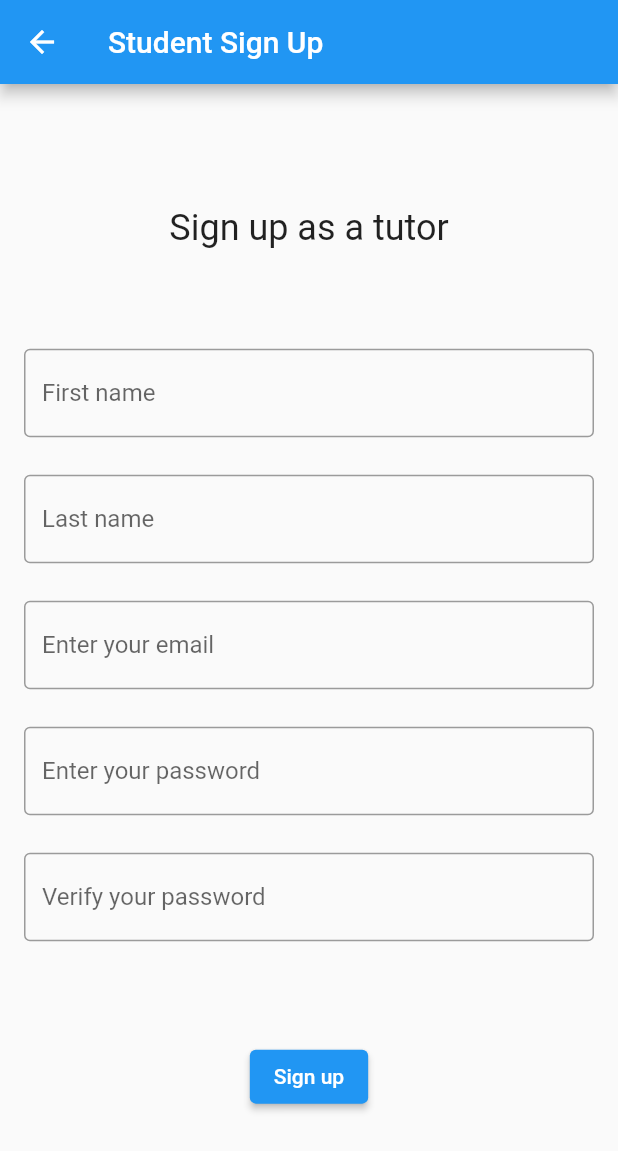
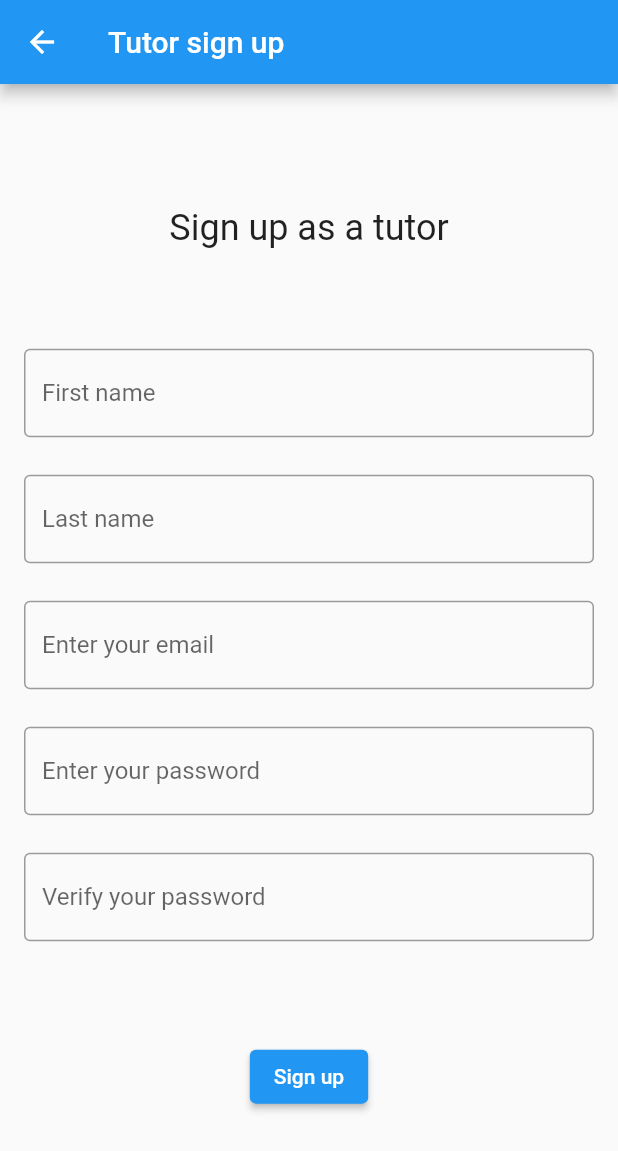
Before and after one commit to ArjunS07/sih-app, a Flutter app: the AccountSignup screen opened directly, on a phone screen of 412 x 824 dp. Shown: the top 1151 px of the screen. Run offline on Flutter 3.47's test engine with Material 2 defaults, Android fonts, the phone set to English and light mode, and no system bars; our stand-ins replace dio, multi_select_flutter, shared_preferences; missing offline and left inert: search_choices; accounts and stored records are empty.

Commit message:
Clean up code

```diff
--- a/lib/models/platform_user.dart
+++ b/lib/models/platform_user.dart
@@ -14,7 +14,7 @@ class PlatformUser {
   });
 
   String get profileImageS3Path {
-    return 's3_url/profile_images/${uuid}.jpg';
+    return 's3_url/profile_images/$uuid.jpg';
   }
 
 }
--- a/lib/screens/settings.dart
+++ b/lib/screens/settings.dart
@@ -1,11 +1,11 @@
+// ignore_for_file: avoid_print
+
 import 'package:flutter/material.dart';
 
 import 'package:shared_preferences/shared_preferences.dart';
 import 'package:sih_app/main.dart';
 import 'package:sih_app/utils/persistence_utils.dart' as persistence_utils;
 
-import 'welcome.dart';
-import 'bottom_tab_controller.dart';
 
 class Settings extends StatefulWidget {
   Settings({Key? key}) : super(key: key);
--- a/lib/screens/signup.dart
+++ b/lib/screens/signup.dart
@@ -53,7 +53,7 @@ class _AccountSignupState extends State<AccountSignup> {
   Widget build(BuildContext context) {
     return Scaffold(
       appBar: AppBar(
-        title: Text('Student Sign Up'),
+        title: widget.isStudent ? const Text('Student Sign Up') : const Text('Tutor sign up'),
       ),
       body: Center(
         child: Expanded(
@@ -64,16 +64,16 @@ class _AccountSignupState extends State<AccountSignup> {
               child: Column(
                   mainAxisAlignment: MainAxisAlignment.center,
                   children: <Widget>[
-                    Spacer(),
+                    const Spacer(),
                     Text(
                       widget.isStudent ? 'Sign up as a student' : 'Sign up as a tutor',
-                      style: TextStyle(fontSize: 24),
+                      style: const TextStyle(fontSize: 24),
                     ),
-                    Spacer(),
+                    const Spacer(),
                     TextFormField(
                       controller: _firstNameController,
-                      decoration: InputDecoration(
-                        border: OutlineInputBorder(),
+                      decoration: const InputDecoration(
+                        border: const OutlineInputBorder(),
                         labelText: 'First name',
                       ),
                       validator: (value) {
@@ -83,10 +83,10 @@ class _AccountSignupState extends State<AccountSignup> {
                         return null;
                       },
                     ),
-                    SizedBox(height: 25.0),
+                    const SizedBox(height: 25.0),
                     TextFormField(
                       controller: _lastNameController,
-                      decoration: InputDecoration(
+                      decoration: const InputDecoration(
                         border: OutlineInputBorder(),
                         labelText: 'Last name',
                       ),
@@ -97,12 +97,12 @@ class _AccountSignupState extends State<AccountSignup> {
                         return null;
                       },
                     ),
-                    SizedBox(height: 25.0),
+                    const SizedBox(height: 25.0),
                     TextFormField(
                       textCapitalization: TextCapitalization.none,
                       autocorrect: false,
                       controller: _emailController,
-                      decoration: InputDecoration(
+                      decoration: const InputDecoration(
                         border: OutlineInputBorder(),
                         labelText: 'Enter your email',
                       ),
@@ -113,14 +113,14 @@ class _AccountSignupState extends State<AccountSignup> {
                         return null;
                       },
                     ),
-                    SizedBox(height: 25.0),
+                    const SizedBox(height: 25.0),
                     TextFormField(
                       obscureText: true,
                       enableSuggestions: false,
                       autocorrect: false,
                       textCapitalization: TextCapitalization.none,
                       controller: _passController,
-                      decoration: InputDecoration(
+                      decoration: const InputDecoration(
                         border: OutlineInputBorder(),
                         labelText: 'Enter your password',
                       ),
@@ -133,14 +133,14 @@ class _AccountSignupState extends State<AccountSignup> {
                             : null;
                       },
                     ),
-                    SizedBox(height: 25.0),
+                    const SizedBox(height: 25.0),
                     TextFormField(
                         obscureText: true,
                         enableSuggestions: false,
                         autocorrect: false,
                         textCapitalization: TextCapitalization.none,
                         controller: _passConfirmController,
-                        decoration: InputDecoration(
+                        decoration: const InputDecoration(
                           border: OutlineInputBorder(),
                           labelText: 'Verify your password',
                         ),
@@ -152,7 +152,7 @@ class _AccountSignupState extends State<AccountSignup> {
                             return 'Passwords do not match';
                           }
                         }),
-                    Spacer(),
+                    const Spacer(),
                     ElevatedButton(
                         onPressed: () {
                           if (_formKey.currentState!.validate()) {
@@ -162,8 +162,8 @@ class _AccountSignupState extends State<AccountSignup> {
                             _submitRegistration(context);
                           }
                         },
-                        child: Text('Sign up')),
-                    Spacer(),
+                        child: const Text('Sign up')),
+                    const Spacer(),
                   ]),
             ),
           ),
--- a/lib/screens/welcome.dart
+++ b/lib/screens/welcome.dart
@@ -24,7 +24,7 @@ class _WelcomePageState extends State<WelcomePage> {
       appBar: AppBar(
         // Here we take the value from the MyHomePage object that was created by
         // the App.build method, and use it to set our appbar title.
-        title: Text('Hello'),
+        title: const Text('Hello'),
       ),
       body: Center(
         child: Column(
@@ -40,7 +40,7 @@ class _WelcomePageState extends State<WelcomePage> {
                         MaterialPageRoute(builder: (context) => JoinSchool()),
                       ),
                     },
-                child: Text('Student')),
+                child: const Text('Student')),
             ElevatedButton(
                 onPressed: () => {
                       Navigator.push(
@@ -50,7 +50,7 @@ class _WelcomePageState extends State<WelcomePage> {
                                 AccountSignup(isStudent: false)),
                       ),
                     },
-                child: Text('Tutor')),
+                child: const Text('Tutor')),
             ElevatedButton(
                 onPressed: () => {
                       Navigator.push(
--- a/lib/utils/accounts_api_utils.dart
+++ b/lib/utils/accounts_api_utils.dart
@@ -1,3 +1,5 @@
+// ignore_for_file: avoid_print
+
 import 'dart:convert';
 import 'package:http/http.dart' as http;
 import 'package:sih_app/models/platform_user.dart';
@@ -9,7 +11,7 @@ import 'package:sih_app/models/student.dart';
 import 'package:sih_app/models/tutor.dart';
 
 final String ROOT_URL = 'http://localhost:8000';
-final uuid = Uuid();
+Uuid uuid = const Uuid();
 
 Future<String> getAccountAuthToken(String email, String password) async {
   var headers = {
--- a/lib/utils/choices.dart
+++ b/lib/utils/choices.dart
@@ -1,3 +1,5 @@
+
+// ignore_for_file: avoid_print
 
 import 'dart:convert';
 import 'package:flutter/services.dart';
```
Also changed, not shown: lib/screens/bottom_tab_controller.dart (+7 -9 lines), lib/screens/login.dart (+13 -11 lines), lib/screens/student_start.dart (+13 -11 lines), lib/screens/tutor_search.dart (+14 -1 lines), lib/screens/tutor_start.dart (+5 -3 lines).
